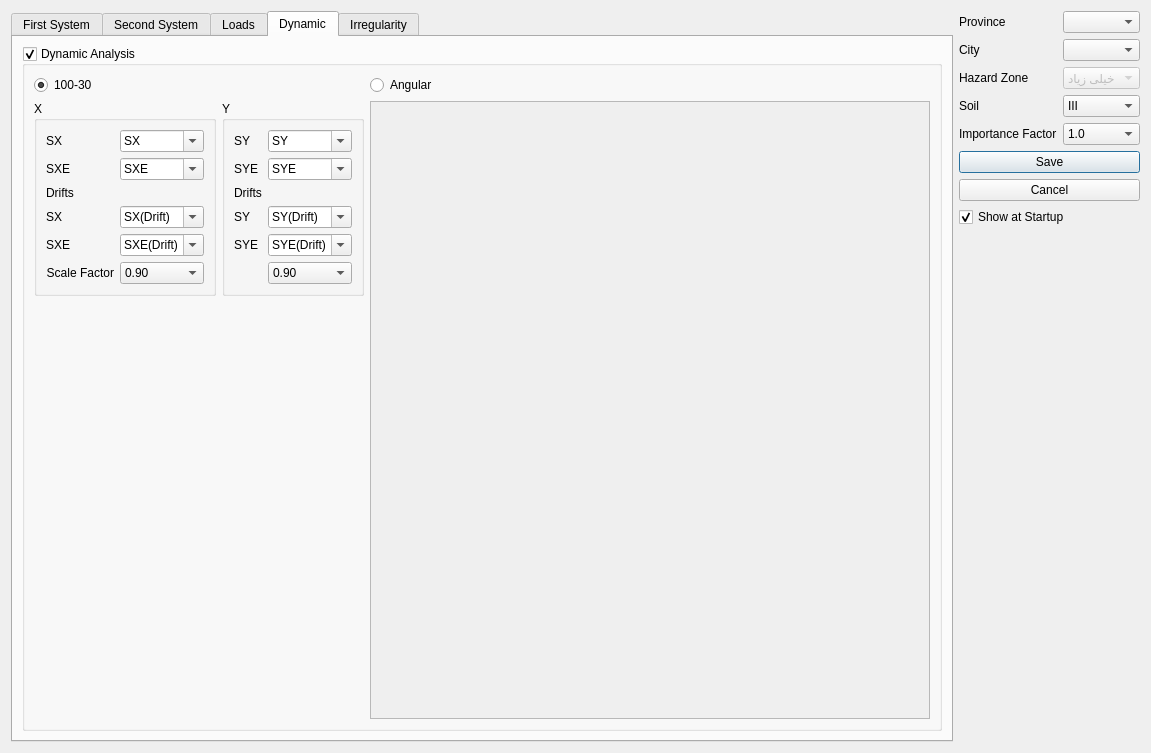
First picture: the form in widgets/civiltools_project_settings.ui, repository ebrahimraeyat/civilTools, before the edit.
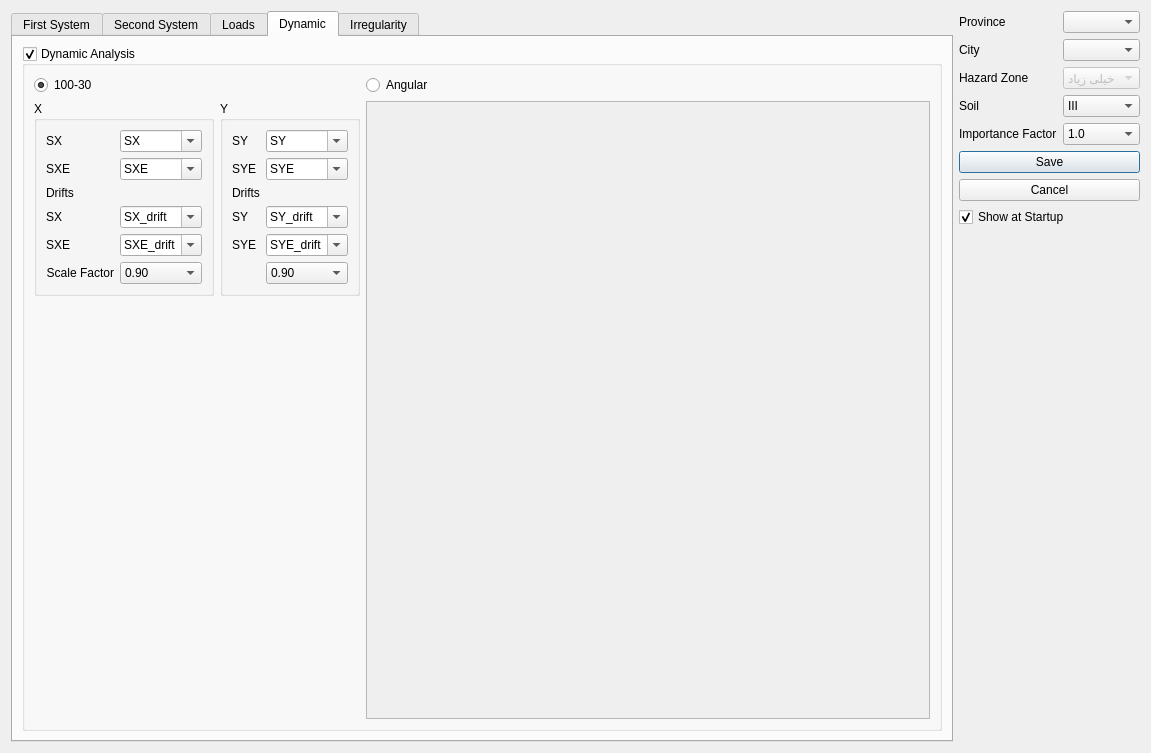
Second picture: the form after the edit. The open tabs and pages were chosen to show the change. Icons and pictures are not drawn. Custom widgets are drawn as their Qt base class.

Commit message: Fill dynamic loadcase in settings with different names for drifts

Patch:
```diff
--- a/widgets/civiltools_project_settings.ui
+++ b/widgets/civiltools_project_settings.ui
@@ -1744,7 +1744,7 @@
                      </property>
                      <item>
                       <property name="text">
-                       <string>SX(Drift)</string>
+                       <string>SX_drift</string>
                       </property>
                      </item>
                     </widget>
@@ -1769,7 +1769,7 @@
                      </property>
                      <item>
                       <property name="text">
-                       <string>SXE(Drift)</string>
+                       <string>SXE_drift</string>
                       </property>
                      </item>
                     </widget>
@@ -1901,7 +1901,7 @@
                      </property>
                      <item>
                       <property name="text">
-                       <string>SY(Drift)</string>
+                       <string>SY_drift</string>
                       </property>
                      </item>
                     </widget>
@@ -1926,7 +1926,7 @@
                      </property>
                      <item>
                       <property name="text">
-                       <string>SYE(Drift)</string>
+                       <string>SYE_drift</string>
                       </property>
                      </item>
                     </widget>
```
The commit also changes 1 other file.
